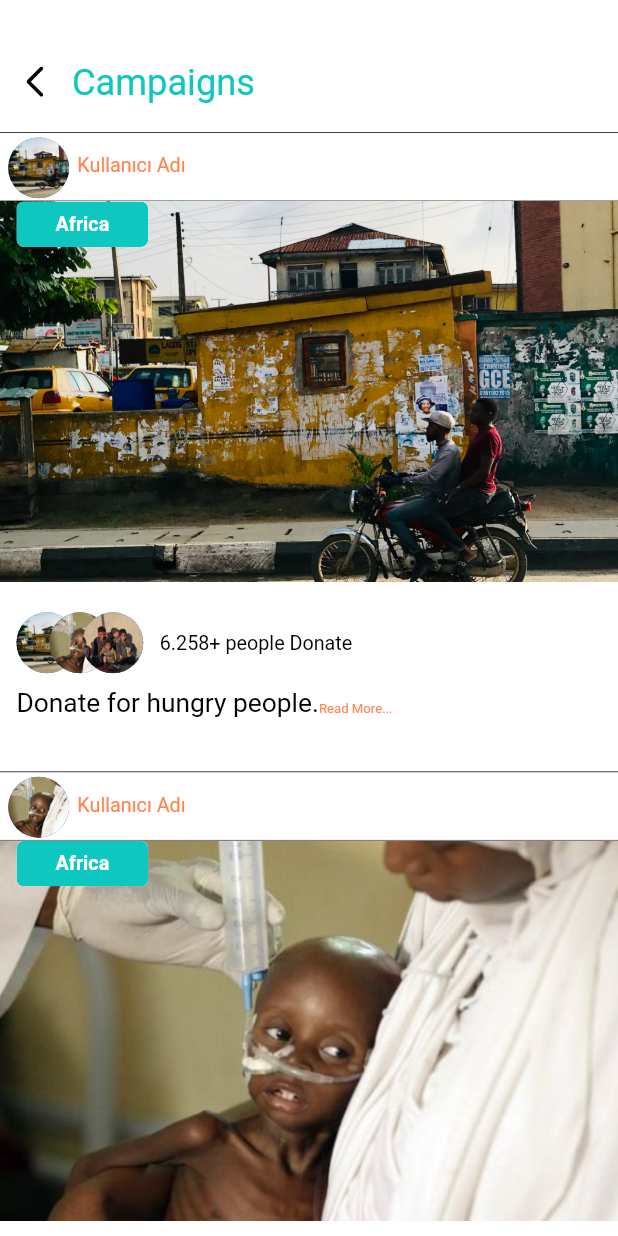
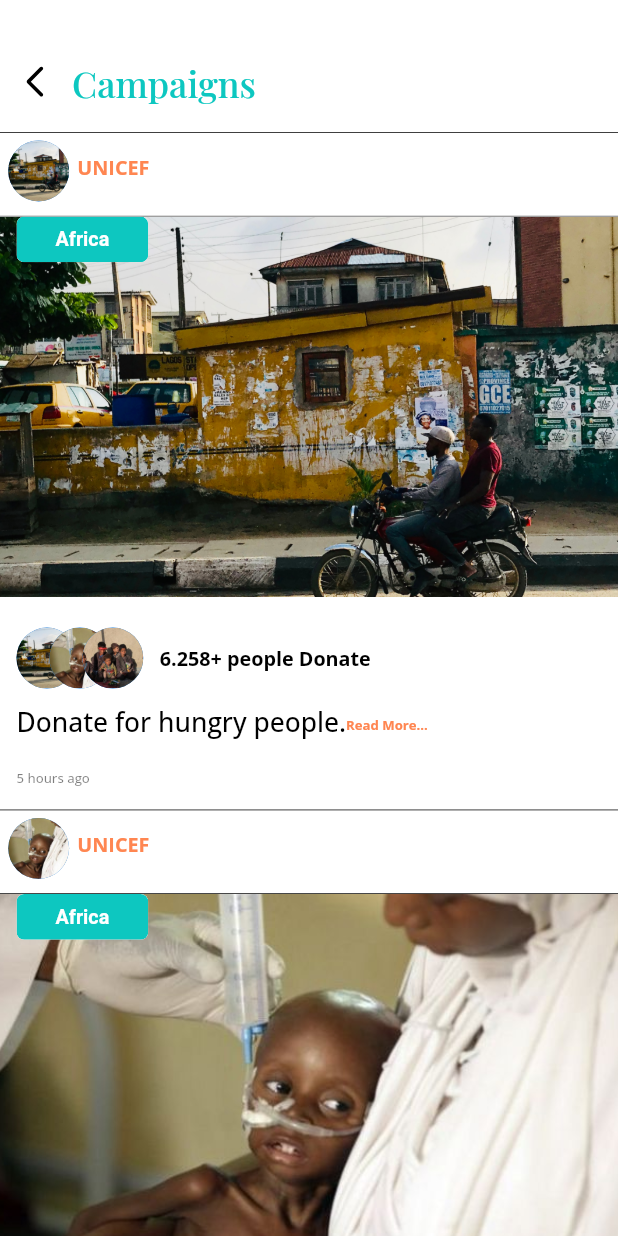
Before and after one commit to DargaHasanBasri/solution_challenge_project, a Flutter app: the ViewAllCampaigns screen opened by its route, on a phone screen of 412 x 824 dp. Run offline on Flutter 3.47's test engine with Material 2 defaults, Android fonts, the phone set to English and light mode, and no system bars; our stand-ins replace firebase_core, flutter_screenutil, flutter_svg, get, image_picker; missing offline and left inert: circular_seek_bar; accounts and stored records are empty; project files that could hold a hidden picture were left out.

```diff
--- a/lib/core/constants/navigation_constants.dart
+++ b/lib/core/constants/navigation_constants.dart
@@ -19,4 +19,6 @@ class NavigationConstants {
   static const choosePhoto = "/choosePhoto";
 
   static const profileScreen = "/profilescreen";
+
+  static const navbar = "/navbar";
 }
--- a/lib/core/init/navigation/navigation_service.dart
+++ b/lib/core/init/navigation/navigation_service.dart
@@ -9,6 +9,7 @@ import 'package:solution_challenge_project/views/inform_page/inform_page_third.d
 import 'package:solution_challenge_project/views/login_and_register/new_password_page.dart';
 import 'package:solution_challenge_project/views/login_and_register/password_reset_page.dart';
 import 'package:solution_challenge_project/views/login_and_register/register_page.dart';
+import 'package:solution_challenge_project/views/navigation_bar/navbar.dart';
 import 'package:solution_challenge_project/views/profile_page/profile.dart';
 import 'package:solution_challenge_project/views/share_campaign_page/choose_photo.dart';
 import 'package:solution_challenge_project/views/splash_screen/splash_screen.dart';
@@ -72,5 +73,9 @@ class NavigationService {
       name: NavigationConstants.profileScreen,
       page: () => const ProfileScreen(),
     ),
+    GetPage(
+      name: NavigationConstants.navbar,
+      page: () => const NavBar(),
+    ),
   ];
 }
--- a/lib/views/login_and_register/login_page.dart
+++ b/lib/views/login_and_register/login_page.dart
@@ -44,7 +44,7 @@ class LoginPage extends StatelessWidget {
               padding: EdgeInsets.only(top: 10.h, left: 37.w),
               child: const ActionButton(
                 buttonTitle: "Login",
-                navigationName: NavigationConstants.home,
+                navigationName: NavigationConstants.navbar,
               ),
             ),
             Row(
--- a/lib/views/view_all_campaigns_page/companents/all_campaigns.dart
+++ b/lib/views/view_all_campaigns_page/companents/all_campaigns.dart
@@ -1,3 +1,4 @@
+import 'package:solution_challenge_project/core/constants/font_constants.dart';
 import 'package:solution_challenge_project/export.dart';
 import 'package:solution_challenge_project/views/companents/divider_build.dart';
 
@@ -20,7 +21,7 @@ class AllCampaigns extends StatelessWidget {
       children: [
         Container(
           width: 375.w,
-          height: 45.h,
+          height: 55.h,
           color: AppConstants.mainWhite,
           child: Stack(
             children: [
@@ -31,15 +32,16 @@ class AllCampaigns extends StatelessWidget {
               Row(
                 children: [
                   Padding(
-                    padding: EdgeInsets.only(top: 3.h, left: 5.w, right: 5.w),
+                    padding: EdgeInsets.only(top: 5.h, left: 5.w, right: 5.w),
                     child: CircleAvatar(
                       radius: 20.r,
                       backgroundImage: AssetImage(profileAdress),
                     ),
                   ),
                   Text(
-                    "Kullanıcı Adı",
+                    "UNICEF",
                     style: TextStyle(
+                      fontFamily: FontConstants.openSansBold,
                       fontSize: 12.sp,
                       color: AppConstants.mainOrange,
                     ),
--- a/lib/views/view_all_campaigns_page/companents/all_campaigns_info.dart
+++ b/lib/views/view_all_campaigns_page/companents/all_campaigns_info.dart
@@ -1,3 +1,4 @@
+import 'package:solution_challenge_project/core/constants/font_constants.dart';
 import 'package:solution_challenge_project/export.dart';
 import 'package:solution_challenge_project/views/companents/profile.dart';
 
@@ -45,6 +46,7 @@ class AllCampaignsInfo extends StatelessWidget {
                 child: Text(
                   "6.258+ people Donate",
                   style: TextStyle(
+                    fontFamily: FontConstants.openSansBold,
                     fontSize: 12.sp,
                     color: AppConstants.mainBlack,
                   ),
@@ -63,6 +65,7 @@ class AllCampaignsInfo extends StatelessWidget {
                   Text(
                     "Donate for hungry people.",
                     style: TextStyle(
+                      fontFamily: FontConstants.openSansMedium,
                       fontSize: 16.sp,
                       color: AppConstants.mainBlack,
                     ),
@@ -73,6 +76,7 @@ class AllCampaignsInfo extends StatelessWidget {
                       text: TextSpan(
                         text: "Read More...",
                         style: TextStyle(
+                          fontFamily: FontConstants.openSansBold,
                           fontSize: 8.sp,
                           color: AppConstants.mainOrange,
                         ),
@@ -80,8 +84,26 @@ class AllCampaignsInfo extends StatelessWidget {
                           ..onTap = () => Get.toNamed(navigationInfoName),
                       ),
                     ),
-                  )
+                  ),
                 ],
+              ),
+              const SizedBox(
+                height: 15,
+              ),
+              Padding(
+                padding: EdgeInsets.only(top: 5.h),
+                child: RichText(
+                    text: TextSpan(
+                  text: "5 hours ago",
+                  style: TextStyle(
+                    fontFamily: FontConstants.openSansMedium,
+                    fontSize: 8.sp,
+                    color: AppConstants.mainBlack.withOpacity(0.5),
+                  ),
+                )),
+              ),
+              const SizedBox(
+                height: 15,
               ),
             ],
           ),
--- a/lib/views/view_all_campaigns_page/view_all_campaigns.dart
+++ b/lib/views/view_all_campaigns_page/view_all_campaigns.dart
@@ -1,3 +1,4 @@
+import 'package:solution_challenge_project/core/constants/font_constants.dart';
 import 'package:solution_challenge_project/export.dart';
 import 'package:solution_challenge_project/views/companents/arrow_left.dart';
 import 'package:solution_challenge_project/views/view_all_campaigns_page/companents/all_campaigns.dart';
@@ -24,6 +25,7 @@ class ViewAllCampaigns extends StatelessWidget {
                   child: Text(
                     "Campaigns",
                     style: TextStyle(
+                      fontFamily: FontConstants.playfairDisplayMedium,
                       fontSize: 22.sp,
                       color: AppConstants.mainBlue,
                     ),
@@ -32,7 +34,9 @@ class ViewAllCampaigns extends StatelessWidget {
               ],
             ),
             Padding(
-              padding: EdgeInsets.only(top: 10.h),
+              padding: EdgeInsets.only(
+                top: 10.h,
+              ),
               child: const AllCampaigns(
                 imageAdress: "assets/images/resim1.png",
                 countryName: "Africa",
```
Also changed, not shown: lib/views/home/home.dart (+5 -35 lines), lib/views/navigation_bar/navbar.dart (added, +41 -0 lines), lib/views/profile_page/profile.dart (+4 -4 lines).
